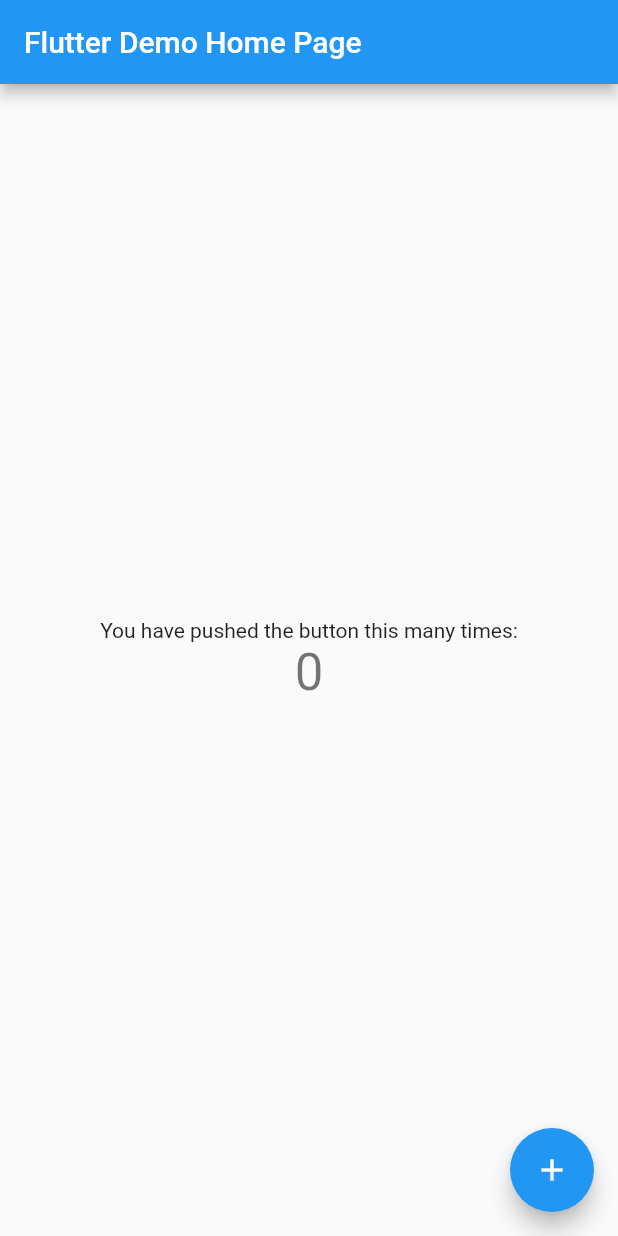
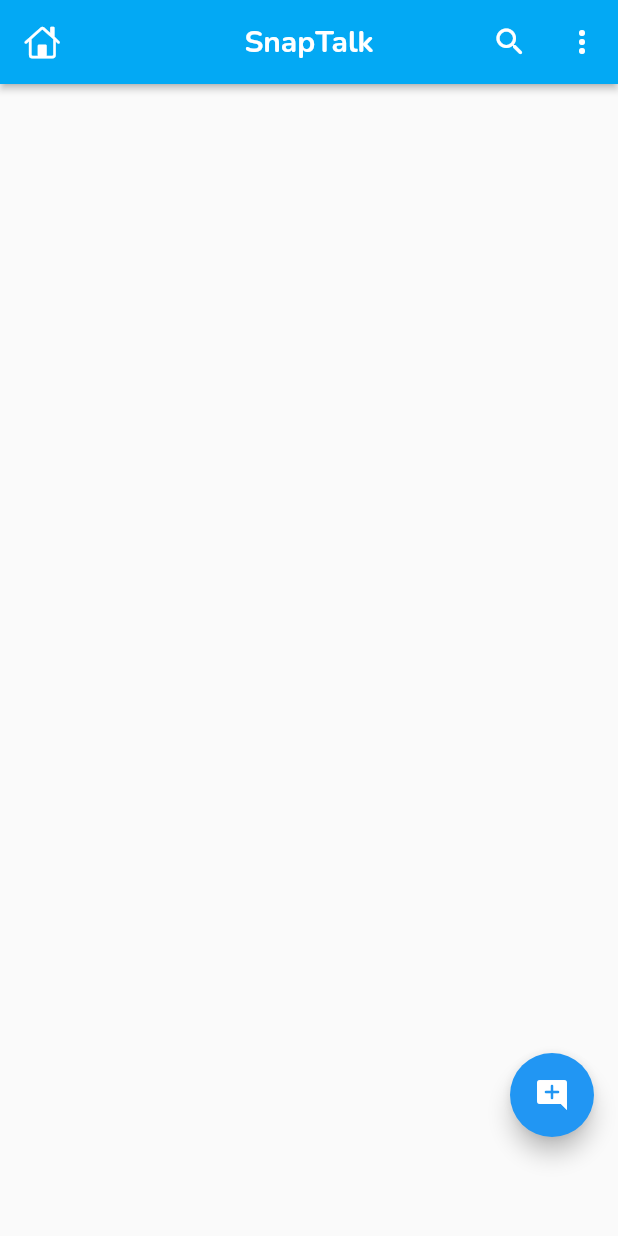
Before and after one commit to fhfaisal/Chatting-App, a Flutter app: the screen it shows after launch, on a phone screen of 412 x 824 dp. Run offline on Flutter 3.47's test engine with Material 2 defaults, Android fonts, the phone set to English and light mode, and no system bars; our stand-ins replace google_fonts.

Commit message:
create home page

```diff
--- a/lib/main.dart
+++ b/lib/main.dart
@@ -1,3 +1,5 @@
+import 'package:chatting_app/screens/home_page.dart';
+import 'package:chatting_app/screens/widget_settings/widget_settings.dart';
 import 'package:flutter/material.dart';
 
 void main() {
@@ -12,104 +14,17 @@ class MyApp extends StatelessWidget {
   Widget build(BuildContext context) {
     return MaterialApp(
       title: 'Flutter Demo',
+      debugShowCheckedModeBanner: false,
       theme: ThemeData(
-        // This is the theme of your application.
-        //
-        // Try running your application with "flutter run". You'll see the
-        // application has a blue toolbar. Then, without quitting the app, try
-        // changing the primarySwatch below to Colors.green and then invoke
-        // "hot reload" (press "r" in the console where you ran "flutter run",
-        // or simply save your changes to "hot reload" in a Flutter IDE).
-        // Notice that the counter didn't reset back to zero; the application
-        // is not restarted.
-        primarySwatch: Colors.blue,
-      ),
-      home: const MyHomePage(title: 'Flutter Demo Home Page'),
+          primarySwatch: Colors.blue,
+          appBarTheme: AppBarTheme(
+            elevation: 2,
+            backgroundColor: Colors.lightBlue,
+            iconTheme: IconThemeData(color: Colors.white),
+            centerTitle: true,
+            titleTextStyle: myFontStyle(20, FontWeight.bold, Colors.white),
+          )),
+      home: HomePage(),
     );
   }
 }
-
-class MyHomePage extends StatefulWidget {
-  const MyHomePage({super.key, required this.title});
-
-  // This widget is the home page of your application. It is stateful, meaning
-  // that it has a State object (defined below) that contains fields that affect
-  // how it looks.
-
-  // This class is the configuration for the state. It holds the values (in this
-  // case the title) provided by the parent (in this case the App widget) and
-  // used by the build method of the State. Fields in a Widget subclass are
-  // always marked "final".
-
-  final String title;
-
-  @override
-  State<MyHomePage> createState() => _MyHomePageState();
-}
-
-class _MyHomePageState extends State<MyHomePage> {
-  int _counter = 0;
-
-  void _incrementCounter() {
-    setState(() {
-      // This call to setState tells the Flutter framework that something has
-      // changed in this State, which causes it to rerun the build method below
-      // so that the display can reflect the updated values. If we changed
-      // _counter without calling setState(), then the build method would not be
-      // called again, and so nothing would appear to happen.
-      _counter++;
-    });
-  }
-
-  @override
-  Widget build(BuildContext context) {
-    // This method is rerun every time setState is called, for instance as done
-    // by the _incrementCounter method above.
-    //
-    // The Flutter framework has been optimized to make rerunning build methods
-    // fast, so that you can just rebuild anything that needs updating rather
-    // than having to individually change instances of widgets.
-    return Scaffold(
-      appBar: AppBar(
-        // Here we take the value from the MyHomePage object that was created by
-        // the App.build method, and use it to set our appbar title.
-        title: Text(widget.title),
-      ),
-      body: Center(
-        // Center is a layout widget. It takes a single child and positions it
-        // in the middle of the parent.
-        child: Column(
-          // Column is also a layout widget. It takes a list of children and
-          // arranges them vertically. By default, it sizes itself to fit its
-          // children horizontally, and tries to be as tall as its parent.
-          //
-          // Invoke "debug painting" (press "p" in the console, choose the
-          // "Toggle Debug Paint" action from the Flutter Inspector in Android
-          // Studio, or the "Toggle Debug Paint" command in Visual Studio Code)
-          // to see the wireframe for each widget.
-          //
-          // Column has various properties to control how it sizes itself and
-          // how it positions its children. Here we use mainAxisAlignment to
-          // center the children vertically; the main axis here is the vertical
-          // axis because Columns are vertical (the cross axis would be
-          // horizontal).
-          mainAxisAlignment: MainAxisAlignment.center,
-          children: <Widget>[
-            const Text(
-              'You have pushed the button this many times:',
-            ),
-            Text(
-              '$_counter',
-              style: Theme.of(context).textTheme.headlineMedium,
-            ),
-          ],
-        ),
-      ),
-      floatingActionButton: FloatingActionButton(
-        onPressed: _incrementCounter,
-        tooltip: 'Increment',
-        child: const Icon(Icons.add),
-      ), // This trailing comma makes auto-formatting nicer for build methods.
-    );
-  }
-}
--- /dev/null
+++ b/lib/screens/home_page.dart
@@ -0,0 +1,37 @@
+import 'package:chatting_app/screens/widget_settings/widget_settings.dart';
+import 'package:flutter/cupertino.dart';
+import 'package:flutter/material.dart';
+
+class HomePage extends StatefulWidget {
+  const HomePage({Key? key}) : super(key: key);
+
+  @override
+  State<HomePage> createState() => _HomePageState();
+}
+
+class _HomePageState extends State<HomePage> {
+  @override
+  Widget build(BuildContext context) {
+    return SafeArea(
+      child: Scaffold(
+        appBar: AppBar(
+          leading: Icon(CupertinoIcons.home),
+          title: Text(
+            "SnapTalk",
+          ),
+          actions: [
+            IconButton(onPressed: () {}, icon: Icon(Icons.search_rounded)),
+            IconButton(onPressed: () {}, icon: Icon(Icons.more_vert_outlined)),
+          ],
+        ),
+        floatingActionButton: Padding(
+          padding: const EdgeInsets.only(bottom: 50),
+          child: FloatingActionButton(
+            onPressed: () {},
+            child: Icon(Icons.add_comment_rounded),
+          ),
+        ),
+      ),
+    );
+  }
+}
--- /dev/null
+++ b/lib/screens/widget_settings/widget_settings.dart
@@ -0,0 +1,9 @@
+import 'package:google_fonts/google_fonts.dart';
+import 'package:flutter/material.dart';
+myFontStyle(double Fs,[FontWeight? Fw, Color? clr]){
+  return GoogleFonts.nunito(
+    fontSize:Fs ,
+    fontWeight: Fw,
+    color:clr ,
+  );
+}
--- a/pubspec.yaml
+++ b/pubspec.yaml
@@ -35,6 +35,7 @@ dependencies:
   # The following adds the Cupertino Icons font to your application.
   # Use with the CupertinoIcons class for iOS style icons.
   cupertino_icons: ^1.0.2
+  google_fonts: ^4.0.3
 
 dev_dependencies:
   flutter_test:
```
Also changed, not shown: lib/screens/auth/login_page.dart (added), pubspec.lock.
